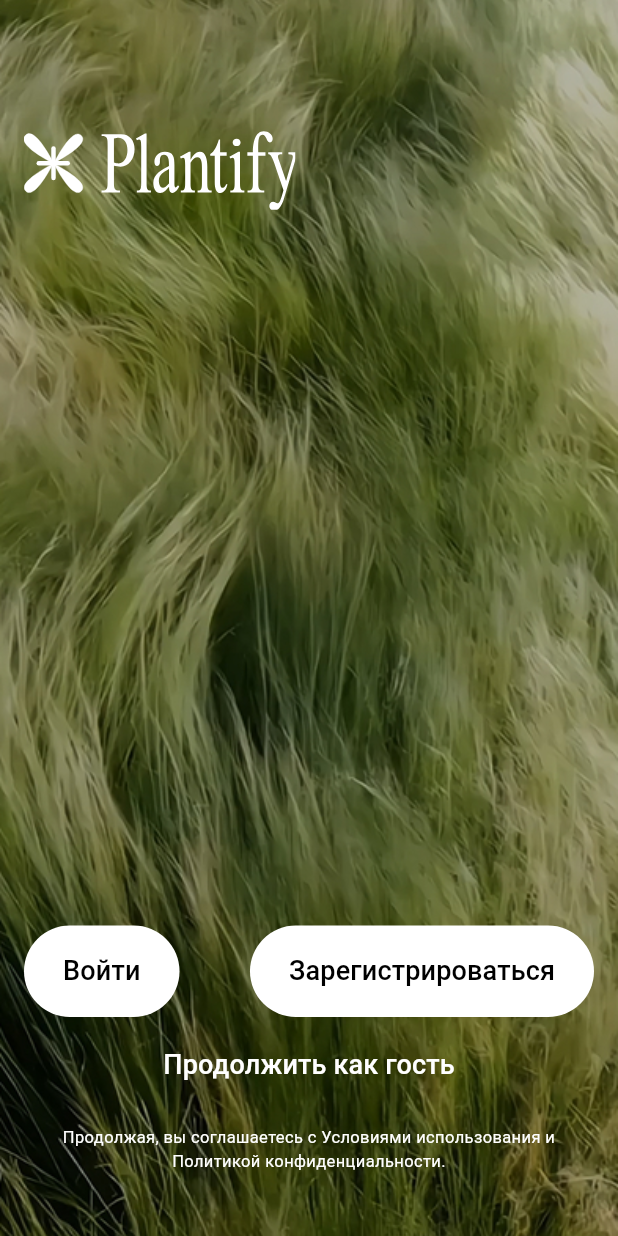
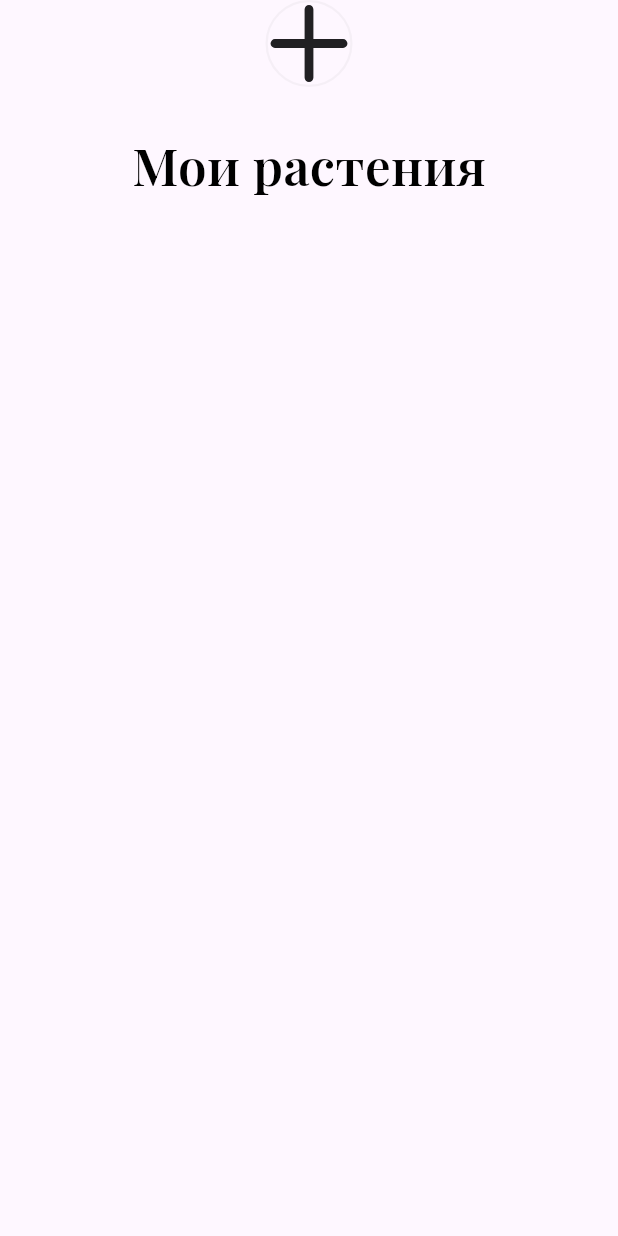
Before and after one commit to fireek1/greenify, a Flutter app: the screen it shows after launch, after a tap on "Продолжить как гость", on a phone screen of 412 x 824 dp. Run offline on Flutter 3.47's test engine with Material 3 defaults, Android fonts, the phone set to English and light mode, and no system bars; our stand-ins replace flutter_svg; Roboto replaces fonts that are missing (SF-Pro).

Commit message:
add myplants

```diff
--- a/lib/main.dart
+++ b/lib/main.dart
@@ -1,126 +1,19 @@
 import 'package:flutter/material.dart';
-import 'package:flutter_svg/flutter_svg.dart';
-
-const fullLogo = 'assets/images/fullLogo.svg';
-const background = 'assets/images/background.jpg';
+import 'package:greenify/start.dart';
+import 'package:greenify/myPlants.dart';
 
 void main() => runApp(MyApp());
 
 class MyApp extends StatelessWidget {
   @override
   Widget build(BuildContext context) {
-    return MaterialApp(title: 'Greenify', home: HomePage());
-  }
-}
-
-class HomePage extends StatelessWidget {
-  @override
-  Widget build(BuildContext context) {
-    return Scaffold(
-      body: Stack(
-        children: [
-          Container(
-            decoration: BoxDecoration(
-              image: DecorationImage(
-                image: AssetImage(background),
-                fit: BoxFit.cover,
-              ),
-            ),
-          ),
-          SafeArea(
-            child: Container(
-              padding: EdgeInsets.fromLTRB(16, 81, 16, 42),
-              child: Column(
-                mainAxisAlignment: MainAxisAlignment.spaceBetween,
-                crossAxisAlignment: CrossAxisAlignment.start,
-                children: [
-                  SvgPicture.asset(
-                    'assets/images/fullLogo.svg',
-                    width: 181,
-                    height: 59,
-                  ),
-                  Column(
-                    children: [
-                      Padding(
-                        padding: EdgeInsets.fromLTRB(0, 0, 0, 8),
-                        child: Row(
-                          mainAxisAlignment: MainAxisAlignment.spaceBetween,
-                          children: [
-                            SingButton(
-                              text: 'Войти',
-                              onPressed: () => print('Войти'),
-                            ),
-                            SingButton(
-                              text: 'Зарегистрироваться',
-                              onPressed: () => print('Регистрация'),
-                            ),
-                          ],
-                        ),
-                      ),
-                      Padding(
-                        padding: EdgeInsets.fromLTRB(0, 0, 0, 16),
-                        child: TextButton(
-                          onPressed: () => print('Войти как гость'),
-                          child: Text(
-                            'Продолжить как гость',
-                            style: TextStyle(
-                              fontFamily: 'SF-Pro',
-                              fontSize: 18,
-                              fontWeight: FontWeight.w500,
-                              color: Colors.white,
-                            ),
-                          ),
-                        ),
-                      ),
-
-                      Text(
-                        'Продолжая, вы соглашаетесь с Условиями использования и Политикой конфиденциальности.',
-                        style: TextStyle(
-                          fontFamily: 'SF-Pro',
-                          color: Colors.white,
-                          fontSize: 11,
-                          fontWeight: FontWeight.w400,
-                        ),
-                        textAlign: TextAlign.center,
-                      ),
-                    ],
-                  ),
-                ],
-              ),
-            ),
-          ),
-        ],
-      ),
+    return MaterialApp(
+      title: 'Greenify',
+      initialRoute: '/',
+      routes: {
+        '/': (context) => HomePage(),
+        '/myPlants': (context) => MyPlants(),
+      },
     );
   }
 }
-
-class SingButton extends StatelessWidget {
-  final String text;
-  final VoidCallback onPressed;
-
-  const SingButton({required this.text, required this.onPressed, Key? key})
-    : super(key: key);
-
-  @override
-  Widget build(BuildContext context) {
-    return ElevatedButton(
-      style: ElevatedButton.styleFrom(
-        elevation: 0,
-        backgroundColor: Colors.white,
-        padding: EdgeInsets.symmetric(vertical: 17.5, horizontal: 26),
-        shape: RoundedRectangleBorder(borderRadius: BorderRadius.circular(56)),
-      ),
-      onPressed: onPressed,
-      child: Text(
-        text,
-        style: TextStyle(
-          fontFamily: 'SF-Pro',
-          fontSize: 18,
-          color: Colors.black,
-          fontWeight: FontWeight.w500,
-        ),
-      ),
-    );
-  }
-}
--- /dev/null
+++ b/lib/myPlants.dart
@@ -0,0 +1,51 @@
+import 'package:flutter/material.dart';
+import 'package:flutter_svg/flutter_svg.dart';
+
+const plus = 'assets/images/plus.svg';
+
+class MyPlants extends StatelessWidget {
+  @override
+  Widget build(BuildContext context) {
+    return Scaffold(
+      body: SafeArea(
+        child: Column(
+          children: [
+            ElevatedButton(
+              style: ElevatedButton.styleFrom(
+                elevation: 0,
+                backgroundColor: Colors.transparent,
+                // side: BorderSide(width: 1.5, color: Color(0x0A212023)),
+              ),
+              onPressed: () => print('Плюс'),
+              child: Container(
+                width: 58,
+                height: 58,
+                decoration: BoxDecoration(
+                  shape: BoxShape.circle,
+                  border: Border.all(width: 1.5, color: Color(0x0A212023)),
+                ),
+                child: SvgPicture.asset(
+                  plus,
+                  width: 13,
+                  height: 13,
+                  alignment: Alignment.center,
+                ),
+              ),
+            ),
+            SizedBox(height: 28),
+            Text(
+              'Мои растения',
+              style: TextStyle(
+                fontFamily: 'Playfair',
+                fontSize: 34,
+                fontWeight: FontWeight.w600,
+                color: Colors.black,
+              ),
+            ),
+            Row(),
+          ],
+        ),
+      ),
+    );
+  }
+}
--- /dev/null
+++ b/lib/start.dart
@@ -0,0 +1,122 @@
+import 'package:flutter/material.dart';
+import 'package:flutter_svg/flutter_svg.dart';
+
+const fullLogo = 'assets/images/fullLogo.svg';
+const background = 'assets/images/background.jpg';
+
+class HomePage extends StatelessWidget {
+  @override
+  Widget build(BuildContext context) {
+    return Scaffold(
+      body: Stack(
+        children: [
+          Container(
+            decoration: BoxDecoration(
+              image: DecorationImage(
+                image: AssetImage(background),
+                fit: BoxFit.cover,
+              ),
+            ),
+          ),
+          SafeArea(
+            child: Container(
+              padding: EdgeInsets.fromLTRB(16, 81, 16, 42),
+              child: Column(
+                mainAxisAlignment: MainAxisAlignment.spaceBetween,
+                crossAxisAlignment: CrossAxisAlignment.start,
+                children: [
+                  SvgPicture.asset(
+                    'assets/images/fullLogo.svg',
+                    width: 181,
+                    height: 59,
+                  ),
+                  Column(
+                    children: [
+                      Row(
+                        mainAxisAlignment: MainAxisAlignment.spaceBetween,
+                        children: [
+                          Flexible(
+                            fit: FlexFit.tight,
+                            flex: 2,
+                            child: SingButton(
+                              text: 'Войти',
+                              onPressed: () => print('Войти'),
+                            ),
+                          ),
+                          SizedBox(width: 8),
+                          Flexible(
+                            fit: FlexFit.tight,
+                            flex: 5,
+                            child: SingButton(
+                              text: 'Зарегистрироваться',
+                              onPressed: () => print('Регистрация'),
+                            ),
+                          ),
+                        ],
+                      ),
+                      SizedBox(height: 8),
+                      TextButton(
+                        onPressed:
+                            () => Navigator.pushNamed(context, '/myPlants'),
+                        child: Text(
+                          'Продолжить как гость',
+                          style: TextStyle(
+                            fontFamily: 'SF-Pro',
+                            fontSize: 18,
+                            fontWeight: FontWeight.w500,
+                            color: Colors.white,
+                          ),
+                        ),
+                      ),
+                      SizedBox(height: 16),
+                      Text(
+                        'Продолжая, вы соглашаетесь с Условиями использования и Политикой конфиденциальности.',
+                        style: TextStyle(
+                          fontFamily: 'SF-Pro',
+                          color: Colors.white,
+                          fontSize: 11,
+                          fontWeight: FontWeight.w400,
+                        ),
+                        textAlign: TextAlign.center,
+                      ),
+                    ],
+                  ),
+                ],
+              ),
+            ),
+          ),
+        ],
+      ),
+    );
+  }
+}
+
+class SingButton extends StatelessWidget {
+  final String text;
+  final VoidCallback onPressed;
+
+  const SingButton({required this.text, required this.onPressed, Key? key})
+    : super(key: key);
+
+  @override
+  Widget build(BuildContext context) {
+    return ElevatedButton(
+      style: ElevatedButton.styleFrom(
+        elevation: 0,
+        backgroundColor: Colors.white,
+        padding: EdgeInsets.symmetric(vertical: 17.5),
+        shape: RoundedRectangleBorder(borderRadius: BorderRadius.circular(56)),
+      ),
+      onPressed: onPressed,
+      child: Text(
+        text,
+        style: TextStyle(
+          fontFamily: 'SF-Pro',
+          fontSize: 18,
+          color: Colors.black,
+          fontWeight: FontWeight.w500,
+        ),
+      ),
+    );
+  }
+}
--- a/pubspec.yaml
+++ b/pubspec.yaml
@@ -20,6 +20,8 @@ flutter:
     - family: 'SF-Pro'
       fonts:
         - asset: 'assets/fonts/SF-Pro.ttf'
+    - family: 'Playfair'
+      fonts:
+        - asset: 'assets/fonts/PlayfairDisplay.ttf'
   assets:
-    - 'assets/images/background.jpg'
-    - 'assets/images/fullLogo.svg'
+    - 'assets/images/'
```
Also changed, not shown: assets/fonts/HelveticaNeue-Bold.otf (deleted), assets/fonts/HelveticaNeue-Light.otf (deleted), assets/fonts/HelveticaNeue-Medium.otf (deleted), assets/fonts/HelveticaNeue-Roman.otf (deleted), assets/fonts/HelveticaNeue-Thin.otf (deleted), assets/fonts/PlayfairDisplay.ttf (added), assets/images/plus.svg (added).
